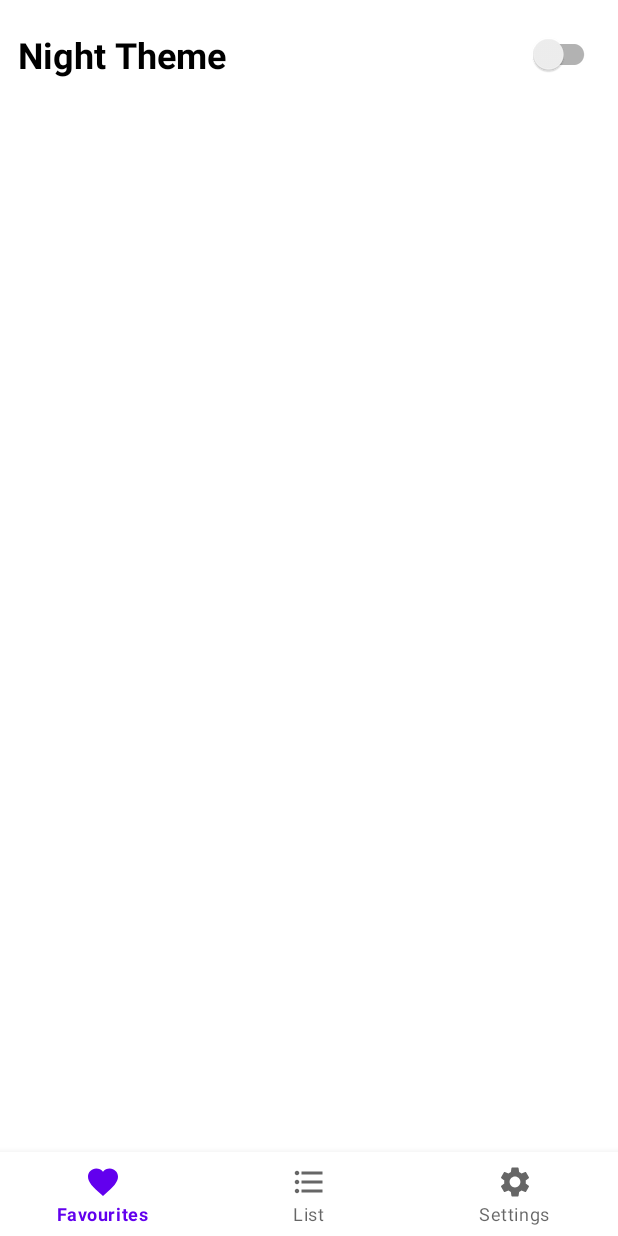
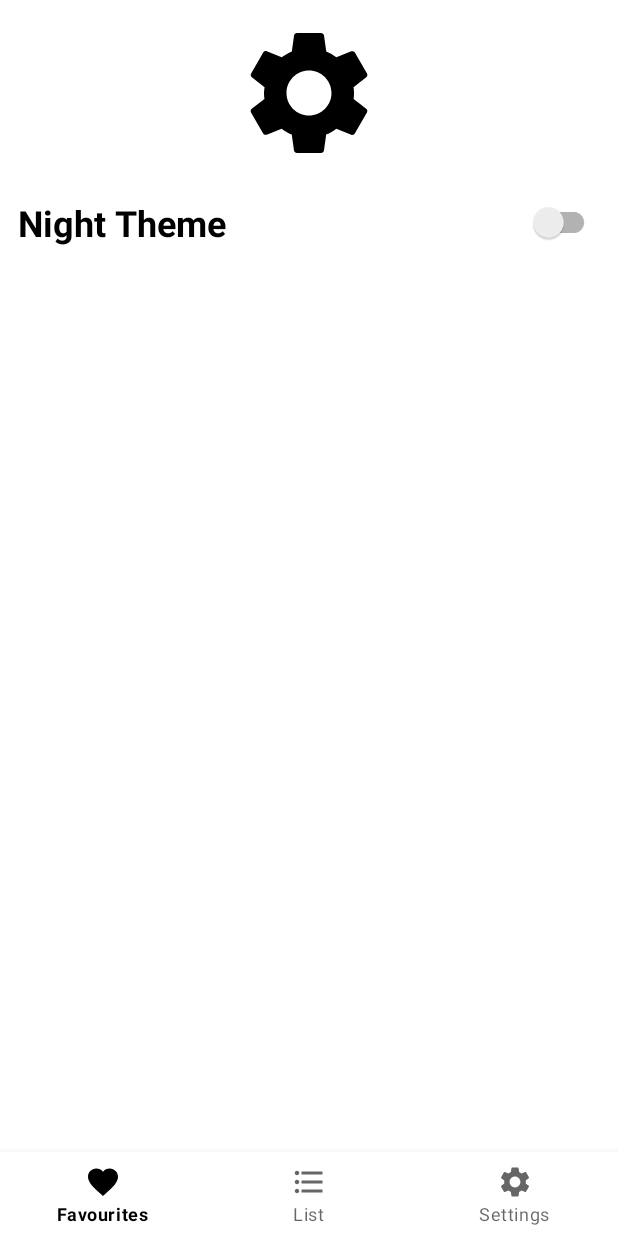
Before and after one commit to NoOseGG/AppForPortfolio, an Android app: the SettingsFragment screen opened through its navigation route, on a phone screen of 412 x 824 dp. Run offline under Robolectric (Android 15) with nearby library versions, the phone set to English and light mode, and no system bars; our stand-ins replace Dagger/Hilt's generated code, navigation-ui, paging; pictures from the network do not load.

Commit message:
finished dark theme

```diff
--- a/presentation/src/main/java/com/example/appforportfolio/paging/CharacterPagingSource.kt
+++ b/presentation/src/main/java/com/example/appforportfolio/paging/CharacterPagingSource.kt
@@ -6,11 +6,11 @@ import com.example.domain.model.Character
 import com.example.domain.usecase.GetCharactersUseCase
 import com.example.kodetrainee.model.LceState
 
-class CharacterPagingSource (
+class CharacterPagingSource(
     private val getCharactersUseCase: GetCharactersUseCase,
     private val species: String,
     private val searchBy: String
-): PagingSource<Int, Character>() {
+) : PagingSource<Int, Character>() {
 
     private var _pageCount: Int? = null
     private val pageCount get() = requireNotNull(_pageCount)
@@ -23,12 +23,12 @@ class CharacterPagingSource (
         val pageIndex = params.key ?: 1
 
 
-        return when(val characters = getCharacters(pageIndex, species, searchBy)) {
+        return when (val characters = getCharacters(pageIndex, species, searchBy)) {
             is LceState.Content -> {
                 LoadResult.Page(
                     data = characters.value,
-                    prevKey = if(pageIndex > 1) pageIndex - 1 else null,
-                    nextKey = if(pageIndex < pageCount) pageIndex + 1 else null
+                    prevKey = if (pageIndex > 1) pageIndex - 1 else null,
+                    nextKey = if (pageIndex < pageCount) pageIndex + 1 else null
                 )
             }
             is LceState.Error -> {
@@ -37,15 +37,20 @@ class CharacterPagingSource (
         }
     }
 
-    private suspend fun getCharacters(page: Int, species: String, searchBy: String): LceState<List<Character>> {
+    private suspend fun getCharacters(
+        page: Int,
+        species: String,
+        searchBy: String
+    ): LceState<List<Character>> {
         val characters = getCharactersUseCase.getCharacters(page, species, searchBy)
-        characters.onSuccess {
-            if(_pageCount == null) _pageCount = it.info.pages
-            println(it)
-            return LceState.Content(it.results)
-        }.onFailure {
-            return LceState.Error(it)
-        }
+        characters
+            .onSuccess {
+                if (_pageCount == null) _pageCount = it.info.pages
+                return LceState.Content(it.results)
+            }
+            .onFailure {
+                return LceState.Error(it)
+            }
         return LceState.Content(emptyList())
     }
 }
--- a/presentation/src/main/res/drawable/ic_gender.xml
+++ b/presentation/src/main/res/drawable/ic_gender.xml
@@ -1,7 +1,7 @@
 <vector xmlns:android="http://schemas.android.com/apk/res/android"
     android:width="24dp"
     android:height="24dp"
-    android:tint="#000000"
+    android:tint="?colorOnPrimary"
     android:viewportWidth="24"
     android:viewportHeight="24">
     <path
--- a/presentation/src/main/res/drawable/ic_settings.xml
+++ b/presentation/src/main/res/drawable/ic_settings.xml
@@ -1,4 +1,4 @@
-<vector android:height="24dp" android:tint="#000000"
+<vector android:height="24dp" android:tint="?colorPrimary"
     android:viewportHeight="24" android:viewportWidth="24"
     android:width="24dp" xmlns:android="http://schemas.android.com/apk/res/android">
     <path android:fillColor="@android:color/white" android:pathData="M19.14,12.94c0.04,-0.3 0.06,-0.61 0.06,-0.94c0,-0.32 -0.02,-0.64 -0.07,-0.94l2.03,-1.58c0.18,-0.14 0.23,-0.41 0.12,-0.61l-1.92,-3.32c-0.12,-0.22 -0.37,-0.29 -0.59,-0.22l-2.39,0.96c-0.5,-0.38 -1.03,-0.7 -1.62,-0.94L14.4,2.81c-0.04,-0.24 -0.24,-0.41 -0.48,-0.41h-3.84c-0.24,0 -0.43,0.17 -0.47,0.41L9.25,5.35C8.66,5.59 8.12,5.92 7.63,6.29L5.24,5.33c-0.22,-0.08 -0.47,0 -0.59,0.22L2.74,8.87C2.62,9.08 2.66,9.34 2.86,9.48l2.03,1.58C4.84,11.36 4.8,11.69 4.8,12s0.02,0.64 0.07,0.94l-2.03,1.58c-0.18,0.14 -0.23,0.41 -0.12,0.61l1.92,3.32c0.12,0.22 0.37,0.29 0.59,0.22l2.39,-0.96c0.5,0.38 1.03,0.7 1.62,0.94l0.36,2.54c0.05,0.24 0.24,0.41 0.48,0.41h3.84c0.24,0 0.44,-0.17 0.47,-0.41l0.36,-2.54c0.59,-0.24 1.13,-0.56 1.62,-0.94l2.39,0.96c0.22,0.08 0.47,0 0.59,-0.22l1.92,-3.32c0.12,-0.22 0.07,-0.47 -0.12,-0.61L19.14,12.94zM12,15.6c-1.98,0 -3.6,-1.62 -3.6,-3.6s1.62,-3.6 3.6,-3.6s3.6,1.62 3.6,3.6S13.98,15.6 12,15.6z"/>
--- a/presentation/src/main/res/drawable/search_view_background.xml
+++ b/presentation/src/main/res/drawable/search_view_background.xml
@@ -2,6 +2,6 @@
 <shape xmlns:android="http://schemas.android.com/apk/res/android">
 
     <corners android:radius="16dp"/>
-    <solid android:color="@color/search_view_background"/>
+    <solid android:color="?colorSecondaryVariant"/>
 
 </shape>
--- a/presentation/src/main/res/layout/fragment_settings.xml
+++ b/presentation/src/main/res/layout/fragment_settings.xml
@@ -4,12 +4,22 @@
     android:layout_width="match_parent"
     android:layout_height="match_parent">
 
+    <ImageView
+        android:id="@+id/img_settings"
+        android:layout_width="100dp"
+        android:layout_height="100dp"
+        android:layout_marginTop="@dimen/margin_medium"
+        android:src="@drawable/ic_settings"
+        app:layout_constraintTop_toTopOf="parent"
+        app:layout_constraintStart_toStartOf="parent"
+        app:layout_constraintEnd_toEndOf="parent"/>
+
     <TextView
         android:layout_width="wrap_content"
         android:layout_height="wrap_content"
         android:layout_marginStart="@dimen/margin_medium"
         android:text="@string/fragment_settings_night_theme"
-        android:textColor="@color/content_text_color"
+        android:textColor="?colorOnPrimary"
         android:textSize="@dimen/fragment_settings_text_size"
         android:textStyle="bold"
         app:layout_constraintBottom_toBottomOf="@id/switch_night_theme"
@@ -23,6 +33,6 @@
         android:layout_marginTop="@dimen/margin_medium"
         android:layout_marginEnd="@dimen/margin_medium"
         app:layout_constraintEnd_toEndOf="parent"
-        app:layout_constraintTop_toTopOf="parent" />
+        app:layout_constraintTop_toBottomOf="@id/img_settings" />
 
 </androidx.constraintlayout.widget.ConstraintLayout>
--- a/presentation/src/main/res/values-night/themes.xml
+++ b/presentation/src/main/res/values-night/themes.xml
@@ -1,16 +1,20 @@
 <resources xmlns:tools="http://schemas.android.com/tools">
     <!-- Base application theme. -->
-    <style name="Theme.AppForPortfolio" parent="Theme.MaterialComponents.DayNight.NoActionBar">
+    <style name="Base.Dark.Theme.AppForPortfolio" parent="Base.Theme.AppForPortfolio">
         <!-- Primary brand color. -->
-        <item name="colorPrimary">@color/purple_200</item>
-        <item name="colorPrimaryVariant">@color/purple_700</item>
-        <item name="colorOnPrimary">@color/black</item>
+        <item name="colorPrimary">@color/color_primary_dark_theme</item>
+        <item name="colorPrimaryVariant">@color/color_primary_variant_dark_theme</item>
+        <item name="colorOnPrimary">@color/color_on_primary_dark_theme</item>
         <!-- Secondary brand color. -->
-        <item name="colorSecondary">@color/teal_200</item>
-        <item name="colorSecondaryVariant">@color/teal_200</item>
-        <item name="colorOnSecondary">@color/black</item>
+        <item name="colorSecondary">@color/color_secondary_dark_theme</item>
+        <item name="colorSecondaryVariant">@color/color_secondary_variant_dark_theme</item>
+        <item name="colorOnSecondary">@color/color_on_secondary</item>
         <!-- Status bar color. -->
         <item name="android:statusBarColor">?attr/colorPrimaryVariant</item>
         <!-- Customize your theme here. -->
     </style>
+
+    <style name="Theme.AppForPortfolio" parent="Base.Dark.Theme.AppForPortfolio">
+
+    </style>
 </resources>
--- a/presentation/src/main/res/values/colors.xml
+++ b/presentation/src/main/res/values/colors.xml
@@ -8,16 +8,34 @@
     <color name="black">#FF000000</color>
     <color name="white">#FFFFFFFF</color>
 
-    <!--Search view-->
+    <!--Light Theme-->
+    <color name="color_primary">#000000</color>
+    <color name="color_primary_variant">#F7F7F8</color>
+    <color name="color_on_primary">#000000</color>
+
+    <color name="color_secondary">#000000</color>
+    <color name="color_secondary_variant">#F7F7F8</color>
+    <color name="color_on_secondary">#F7F7F8</color>
+
+    <!--Dark Theme-->
+    <color name="color_primary_dark_theme">#FFFFFF</color>
+    <color name="color_primary_variant_dark_theme">#1C1C1C</color>
+    <color name="color_on_primary_dark_theme">#FFFFFF</color>
+
+    <color name="color_secondary_dark_theme">#FFFFFF</color>
+    <color name="color_secondary_variant_dark_theme">#1E1E20</color>
+    <color name="color_on_secondary_dark_theme">#1E1E20</color>
+
+    <!--Search view
     <color name="search_view_background">#F7F7F8</color>
 
-    <!--Item Character-->
+    Item Character
     <color name="card_view_background">#FFFFFF</color>
     <color name="content_text_color">#000000</color>
 
-    <!--fragment character details-->
+    fragment character details
     <color name="tv_character_details_content_color">#000000</color>
     <color name="constrain_layout_top_background_color">#D8D8D8</color>
 
-    <!--fragment character details-->
+    fragment character details-->
 </resources>
--- a/presentation/src/main/res/values/dimens.xml
+++ b/presentation/src/main/res/values/dimens.xml
@@ -7,5 +7,10 @@
     <!--fragment settings-->
     <dimen name="fragment_settings_text_size">24sp</dimen>
     <dimen name="margin_medium">12dp</dimen>
+    <dimen name="item_character_margin">16dp</dimen>
+    <dimen name="item_character_padding">8dp</dimen>
+    <dimen name="item_character_avatar_size">76dp</dimen>
+    <dimen name="item_character_header_text_size">16sp</dimen>
+    <dimen name="item_character_content_text_size">13sp</dimen>
 
 </resources>
--- a/presentation/src/main/res/values/themes.xml
+++ b/presentation/src/main/res/values/themes.xml
@@ -1,18 +1,20 @@
 <resources xmlns:tools="http://schemas.android.com/tools">
     <!-- Base application theme. -->
-    <style name="Theme.AppForPortfolio" parent="Theme.MaterialComponents.DayNight.NoActionBar">
-        <!-- Primary brand color. -->
-        <item name="colorPrimary">@color/purple_500</item>
-        <item name="colorPrimaryVariant">@color/purple_700</item>
-        <item name="colorOnPrimary">@color/white</item>
+    <style name="Base.Theme.AppForPortfolio" parent="Theme.MaterialComponents.DayNight.NoActionBar">
+        <item name="colorPrimary">@color/color_primary</item>
+        <item name="colorPrimaryVariant">@color/color_primary_variant</item>
+        <item name="colorOnPrimary">@color/color_on_primary</item>
         <!-- Secondary brand color. -->
-        <item name="colorSecondary">@color/teal_200</item>
-        <item name="colorSecondaryVariant">@color/teal_700</item>
-        <item name="colorOnSecondary">@color/black</item>
+        <item name="colorSecondary">@color/color_secondary</item>
+        <item name="colorSecondaryVariant">@color/color_secondary_variant</item>
+        <item name="colorOnSecondary">@color/color_on_secondary</item>
         <!-- Status bar color. -->
         <item name="android:statusBarColor">?attr/colorPrimaryVariant</item>
+        <item name="android:windowFullscreen">true</item>
         <!-- Customize your theme here. -->
     </style>
+
+    <style name="Theme.AppForPortfolio" parent="Base.Theme.AppForPortfolio"/>
 
     <style name="TextTabLayout" parent="TextAppearance.Design.CollapsingToolbar.Expanded">
         <item name="android:textSize">15sp</item>
```
Also changed, not shown: presentation/src/main/java/com/example/appforportfolio/ui/settings/SettingsFragment.kt (+9 -7 lines), presentation/src/main/res/drawable/ic_arrow_back.xml (+10 -4 lines), presentation/src/main/res/drawable/ic_status.xml (+12 -5 lines), presentation/src/main/res/drawable/ic_type.xml (+9 -4 lines), presentation/src/main/res/layout/fragment_details.xml (+5 -5 lines), presentation/src/main/res/layout/item_character.xml (+10 -10 lines).
